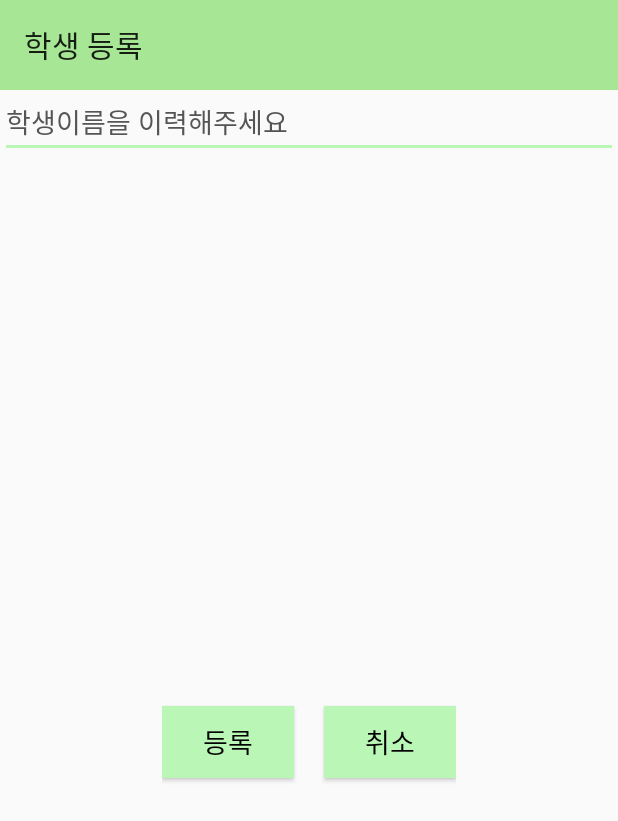
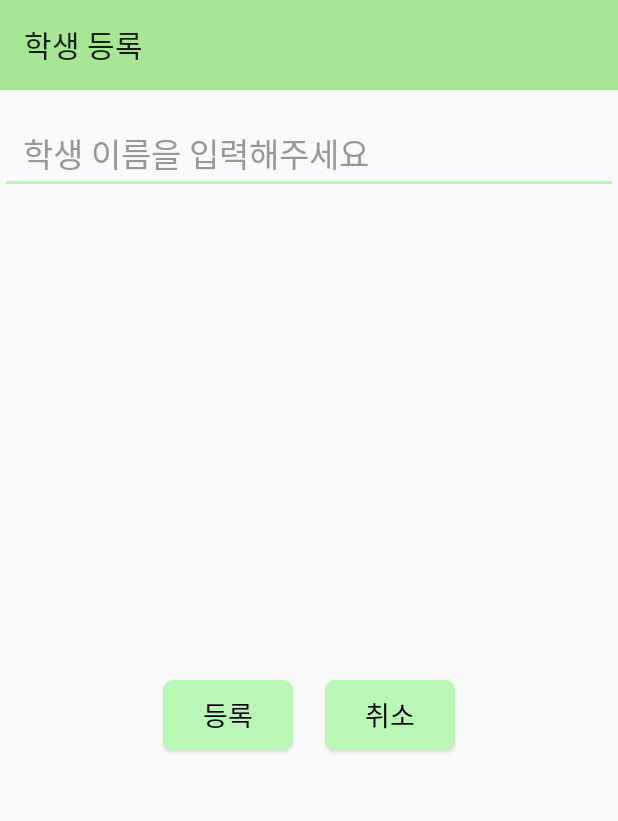
Before and after one commit to ProjectInTheClass/ParcelNoticeManager, an Android app: the PlusStudentActivity screen opened directly, with no data from a screen before it, on a phone screen of 412 x 824 dp. Shown: the top 821 px of the screen. Run offline under Robolectric (Android 15) with nearby library versions, the light colour scheme and no system bars; 2 statements that could not run were skipped.

Commit message:
레이아웃 수정

```diff
--- a/app/src/main/res/layout/activity_notice.xml
+++ b/app/src/main/res/layout/activity_notice.xml
@@ -60,7 +60,7 @@
         android:shadowColor="#FFFFFF"
         android:text="저장하기"
         android:textColor="#000000"
-        android:textSize="17dp"
+        android:textSize="17sp"
         app:layout_constraintEnd_toEndOf="parent"
         app:layout_constraintStart_toStartOf="parent"
         app:layout_constraintTop_toBottomOf="@+id/textView_background" />
--- a/app/src/main/res/layout/activity_register_student.xml
+++ b/app/src/main/res/layout/activity_register_student.xml
@@ -18,12 +18,16 @@
         android:theme="@style/ToolbarTheme"/>
 
     <AutoCompleteTextView
+        android:layout_marginTop="15dp"
+        android:paddingLeft="15dp"
         android:id="@+id/autoCompleteTextView"
         android:layout_width="match_parent"
-        android:layout_height="45dp"
+        android:layout_height="wrap_content"
         android:gravity="center_vertical"
-        android:textColorHint="#555555"
-        android:hint="학생이름을 이력해주세요"
+        android:textColorHint="#979797"
+        android:hint="학생 이름을 입력해주세요"
+        android:textSize="22sp"
+        android:fontFamily="@font/nexon_gothic_lv1_bold"
         android:completionThreshold="1" />
 
     <LinearLayout
@@ -37,8 +41,9 @@
             android:layout_width="wrap_content"
             android:layout_height="wrap_content"
             android:layout_gravity="center"
-            android:layout_marginTop="30dp"
-            android:background="@color/colorAccent"
+            android:gravity="center"
+            android:background="@drawable/all_button_background"
+            android:backgroundTint="@color/colorAccent"
             android:shadowColor="#FFFFFF"
             android:text="등록"
             android:textColor="#000000"
@@ -51,10 +56,11 @@
             android:id="@+id/button_register_no"
             android:layout_width="wrap_content"
             android:layout_height="wrap_content"
+            android:layout_marginLeft="20dp"
+            android:gravity="center"
             android:layout_gravity="center"
-            android:layout_marginTop="30dp"
-            android:layout_marginLeft="20dp"
-            android:background="@color/colorAccent"
+            android:background="@drawable/all_button_background"
+            android:backgroundTint="@color/colorAccent"
             android:shadowColor="#FFFFFF"
             android:text="취소"
             android:textColor="#000000"
--- a/app/src/main/res/layout/parcel_room.xml
+++ b/app/src/main/res/layout/parcel_room.xml
@@ -4,13 +4,14 @@
     xmlns:app="http://schemas.android.com/apk/res-auto"
     xmlns:tools="http://schemas.android.com/tools"
     android:layout_marginLeft="15dp"
-    android:layout_width="80dp"
+    android:layout_width="95dp"
     android:layout_height="80dp">
 
     <TextView
         android:id="@+id/parcel_textView_room"
-        android:layout_width="match_parent"
+        android:layout_width="80dp"
         android:layout_height="match_parent"
+        android:layout_marginRight="15dp"
         android:background="@drawable/all_button_background"
         android:backgroundTint="@color/colorAccent"
         android:text="101"
```
Also changed, not shown: app/src/main/res/layout/activity_login.xml (+4 -4 lines), app/src/main/res/layout/activity_reward.xml (+16 -7 lines).
